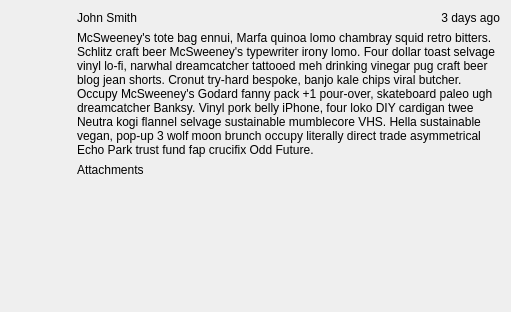
First picture: the form in python/app/widgets/reply_widget/resources/reply_widget.ui, repository shotgunsoftware/tk-multi-shotgunpanel, before the edit.
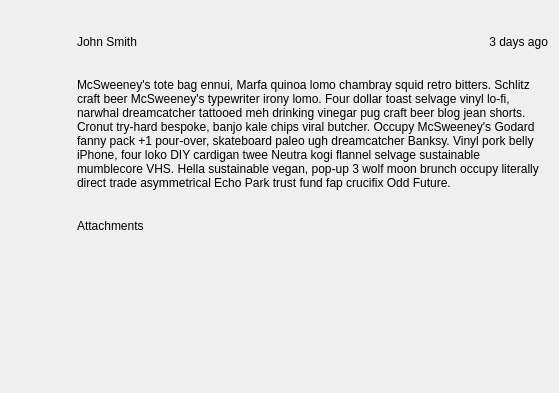
Second picture: the form after the edit. Icons and pictures are not drawn.

Diff of the .ui file:
```diff
--- a/python/app/widgets/reply_widget/resources/reply_widget.ui
+++ b/python/app/widgets/reply_widget/resources/reply_widget.ui
@@ -6,8 +6,8 @@
    <rect>
     <x>0</x>
     <y>0</y>
-    <width>511</width>
-    <height>312</height>
+    <width>559</width>
+    <height>393</height>
    </rect>
   </property>
   <property name="windowTitle">
@@ -126,9 +126,7 @@
       </widget>
      </item>
      <item>
-      <layout class="QVBoxLayout" name="verticalLayout_3">
-       <item>
-        <widget class="QLabel" name="body_label_4">
+      <widget class="QLabel" name="attachment_header">
          <property name="sizePolicy">
           <sizepolicy hsizetype="Preferred" vsizetype="Preferred">
            <horstretch>0</horstretch>
@@ -177,7 +175,7 @@
            <rect>
             <x>0</x>
             <y>0</y>
-            <width>411</width>
+          <width>461</width>
             <height>120</height>
            </rect>
           </property>
@@ -288,8 +286,6 @@
           </layout>
          </widget>
         </widget>
-       </item>
-      </layout>
      </item>
     </layout>
    </item>
```
Lines whose indentation alone changed are shown as unchanged.
